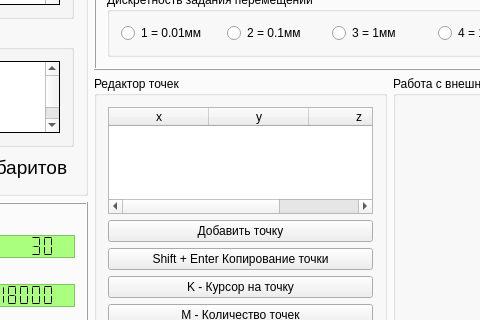
Xtail96/SML, file KAMEditor/mainwindow.ui: the form before one commit; both pictures show x 166 to 646 and y 338 to 658 of the 1099 by 752 pixel window.
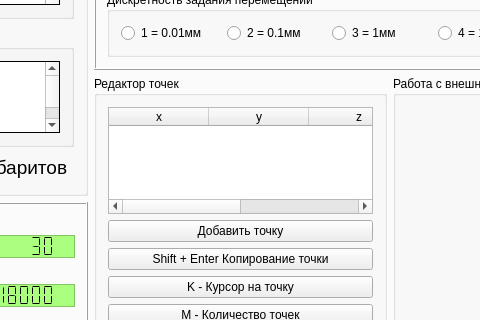
The form after the commit.

Commit message: Заготовка для update_points

Diff of the .ui file:
```diff
--- a/KAMEditor/mainwindow.ui
+++ b/KAMEditor/mainwindow.ui
@@ -2311,6 +2311,11 @@
                <string>z</string>
               </property>
              </column>
+             <column>
+              <property name="text">
+               <string>a</string>
+              </property>
+             </column>
             </widget>
            </item>
            <item>
```
The commit also changes 2 other files.
